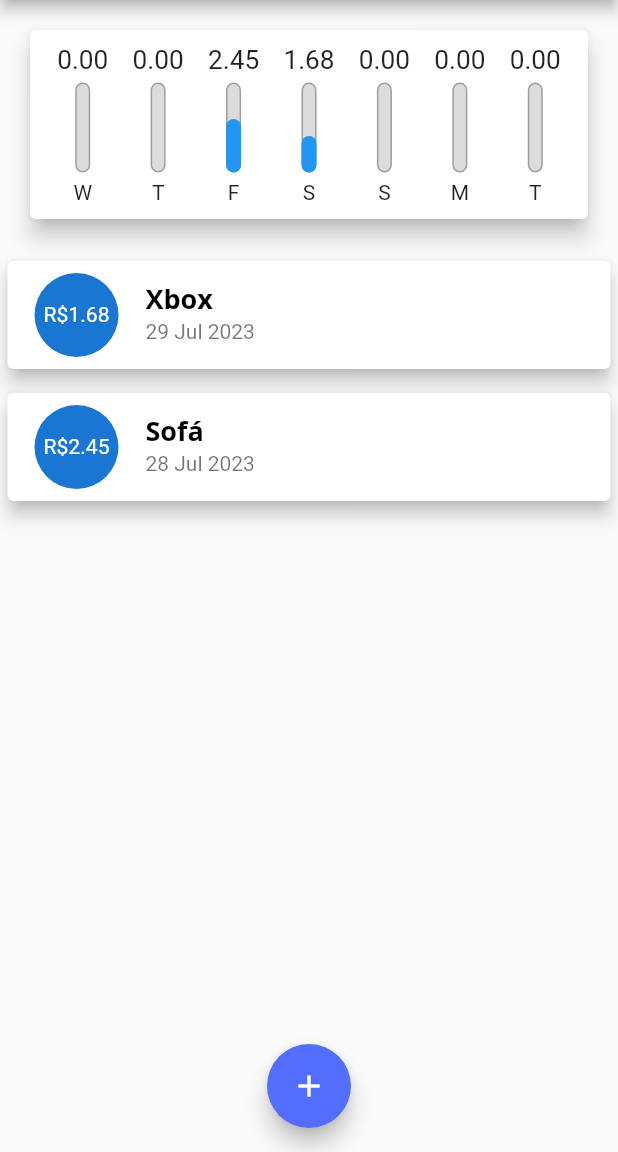
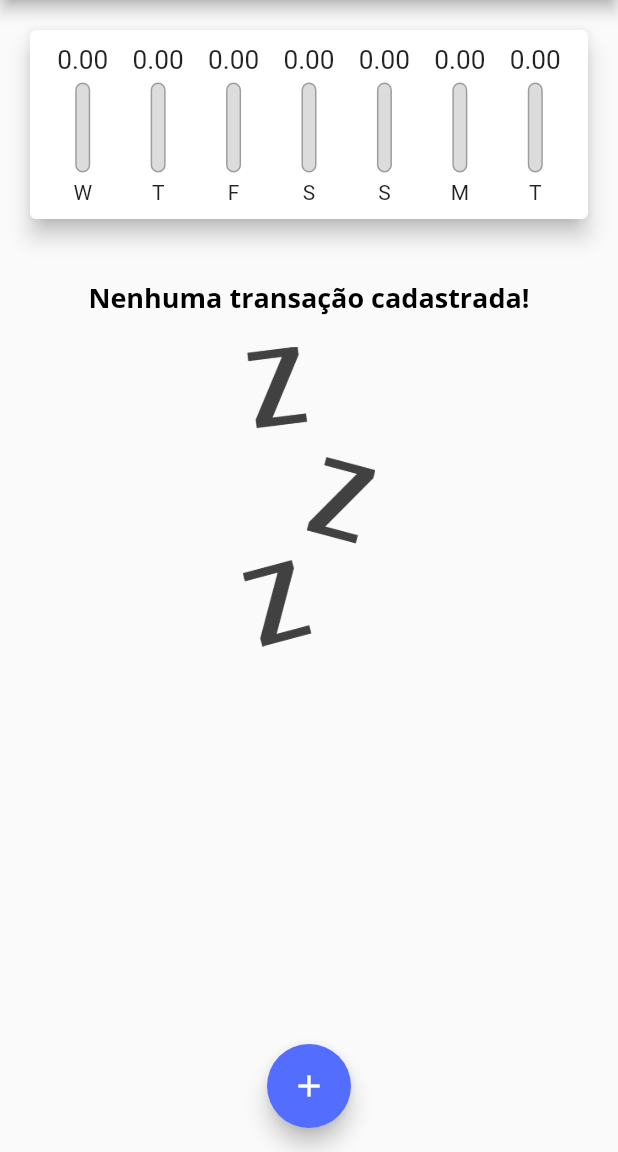
Before and after one commit to GuilhermeAmaroDev/projeto_despesas, a Flutter app: the screen it shows after launch, on a phone screen of 412 x 824 dp, the part 84-1236 px from its top. Run offline on Flutter 3.47's test engine with Material 2 defaults, Android fonts, the phone set to English and light mode, and no system bars.

Commit message:
Alterações datePicker

```diff
--- a/lib/components/chart.dart
+++ b/lib/components/chart.dart
@@ -57,7 +57,7 @@ class Chart extends StatelessWidget {
                 child: ChartBar(
                   label: tr['day'],
                   value: tr['value'],
-                  percentage: tr['value'] / _weekTotalValue,
+                  percentage: _weekTotalValue == 0 ? 0 : tr['value'] / _weekTotalValue,
                 ),
               );
             }).toList(),
--- a/lib/components/transaction_form.dart
+++ b/lib/components/transaction_form.dart
@@ -2,7 +2,7 @@ import 'package:flutter/material.dart';
 import 'package:intl/intl.dart';
 
 class TransactionForm extends StatefulWidget {
-  final void Function(String, double) onSubmit;
+  final void Function(String, double, DateTime) onSubmit;
 
   TransactionForm(this.onSubmit);
 
@@ -19,10 +19,10 @@ class _TransactionFormState extends State<TransactionForm> {
     final title = _titleController.text;
     final value = double.tryParse(_valueController.text) ?? 0.0;
 
-    if (title.isEmpty || value <= 0) {
+    if (title.isEmpty || value <= 0 || _selectedDate == null) {
       return;
     }
-    widget.onSubmit(title, value);
+    widget.onSubmit(title, value, _selectedDate!);
   }
 
   _showDatePicker() {
--- a/lib/main.dart
+++ b/lib/main.dart
@@ -50,18 +50,7 @@ class MyHomePage extends StatefulWidget {
 
 class _MyHomePageState extends State<MyHomePage> {
   final List<Transaction> _transactions = [
-    Transaction(
-      id: 't1',
-      title: 'Xbox',
-      value: 1.680,
-      date: DateTime.now().subtract(Duration(days: 3)),
-    ),
-    Transaction(
-      id: 't2',
-      title: 'Sofá',
-      value: 2.450,
-      date: DateTime.now().subtract(Duration(days: 4)),
-    )
+
   ];
 
   List<Transaction> get _recentTransactions {
@@ -72,12 +61,12 @@ class _MyHomePageState extends State<MyHomePage> {
     }).toList();
   }
 
-  _addTransaction(String title, double value) {
+  _addTransaction(String title, double value, DateTime date) {
     final newTransaction = Transaction(
       id: Random().nextDouble().toString(),
       title: title,
       value: value,
-      date: DateTime.now(),
+      date: date,
     );
 
     setState(() {
```
